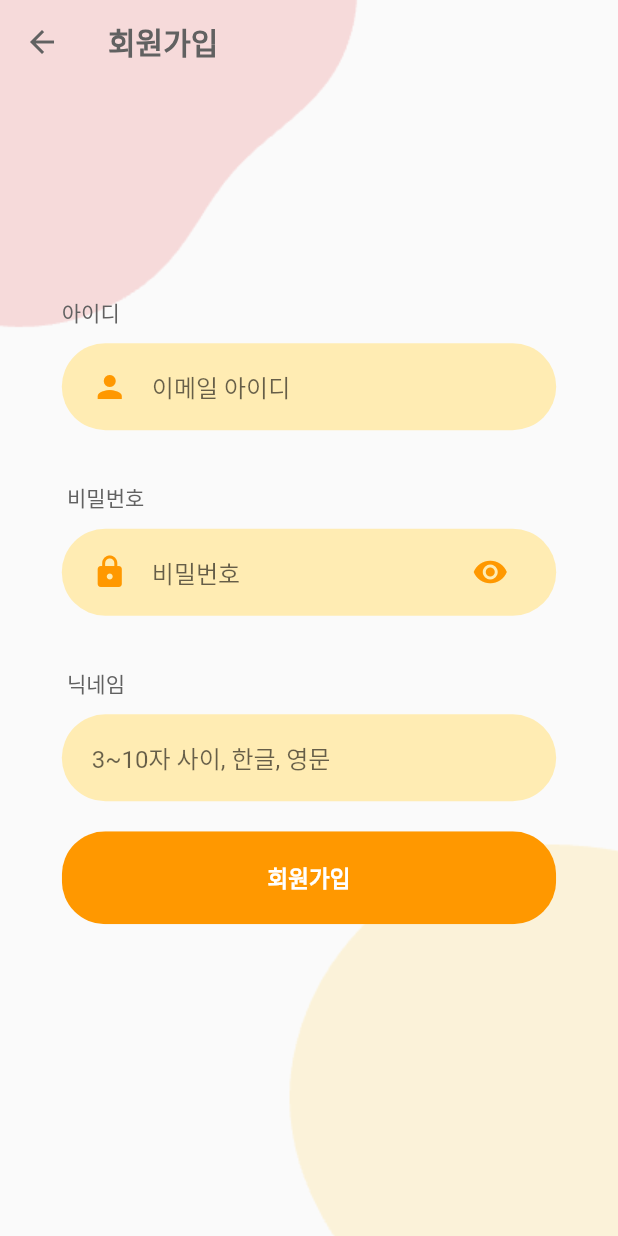
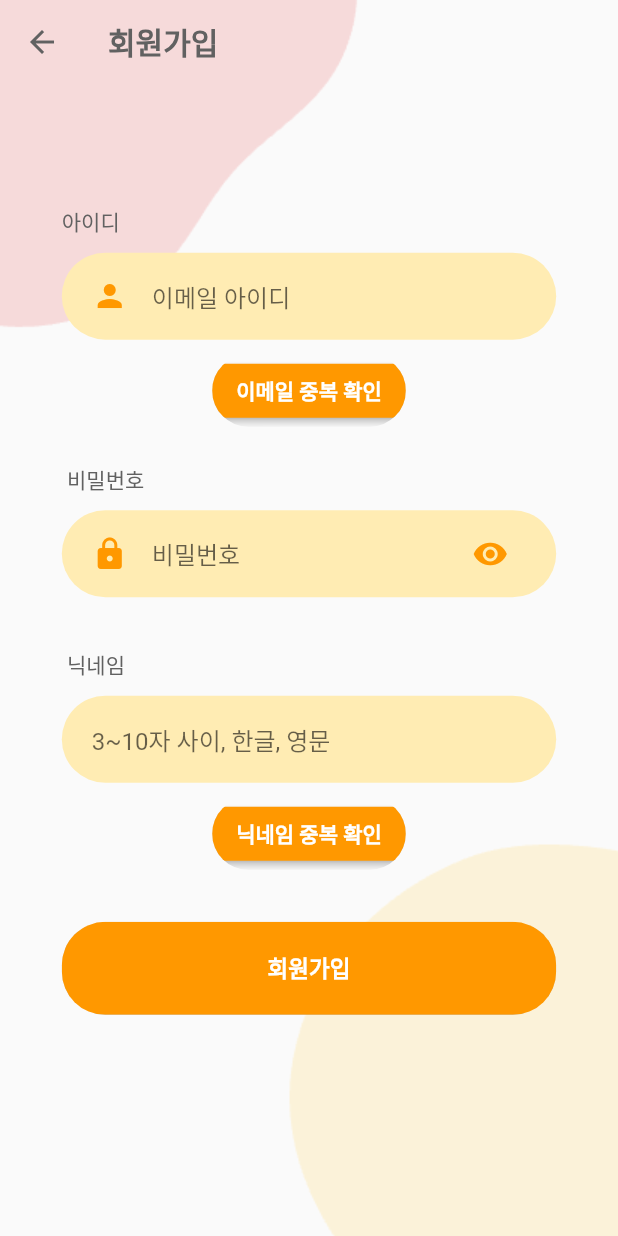
Before and after one commit to EDDI-RobotAcademy/WebAppPersonalProject, a Flutter app: the SignupScreen screen opened directly, on a phone screen of 412 x 824 dp. Run offline on Flutter 3.47's test engine with Material 2 defaults, Android fonts, the phone set to English and light mode, and no system bars; our stand-ins replace introduction_screen, shared_preferences; accounts and stored records are empty.

Commit message:
feat: [김장순] 회원가입시 입력한 이메일과 닉네임의 중복검사와 로그인을 위한 spring api [COOKING-RECIPE8]

```diff
--- a/p4th/JangsoonKim/cooking_recipe/flutter/lib/account/components/rounded_id_field.dart
+++ b/p4th/JangsoonKim/cooking_recipe/flutter/lib/account/components/rounded_id_field.dart
@@ -1,13 +1,14 @@
+import 'package:demo/account/components/loginBody.dart';
+import 'package:demo/account/components/signupBody.dart';
 import 'package:demo/components/text_field_contanier.dart';
 import 'package:flutter/material.dart';
 
 import '../../validate/check_validate.dart';
 
-class RoundedIdField extends StatelessWidget {
+class RoundedIdField extends StatefulWidget {
   final String hinText;
   final IconData icon;
   final ValueChanged<String> onChanged;
-  final FocusNode _emailFocus = new FocusNode();
 
   RoundedIdField(
       {Key? key,
@@ -17,17 +18,29 @@ class RoundedIdField extends StatelessWidget {
       : super(key: key);
 
   @override
+  State<RoundedIdField> createState() => _RoundedIdFieldState();
+}
+
+class _RoundedIdFieldState extends State<RoundedIdField> {
+  final FocusNode _emailFocus = FocusNode();
+
+  @override
   Widget build(BuildContext context) {
+    SignupBodyState? form = context.findAncestorStateOfType<SignupBodyState>();
+    LoginBodyState? form2 = context.findAncestorStateOfType<LoginBodyState>();
     return TextFieldContanier(
         child: TextFormField(
       validator: (value) => CheckValidate().validateEmail(_emailFocus, value!),
-      onChanged: onChanged,
+      onChanged: (text) {
+        form?.email = text;
+        form2?.email = text;
+      },
       decoration: InputDecoration(
           icon: Icon(
-            icon,
+            widget.icon,
             color: Colors.orange,
           ),
-          hintText: hinText,
+          hintText: widget.hinText,
           border: InputBorder.none),
     ));
   }
--- a/p4th/JangsoonKim/cooking_recipe/flutter/lib/account/components/rounded_nicknamce_field.dart
+++ b/p4th/JangsoonKim/cooking_recipe/flutter/lib/account/components/rounded_nicknamce_field.dart
@@ -1,26 +1,36 @@
+import 'package:demo/account/components/signupBody.dart';
 import 'package:demo/components/text_field_contanier.dart';
 import 'package:flutter/material.dart';
 
 import '../../validate/check_validate.dart';
 
-class RoundedNicknameField extends StatelessWidget {
-
+class RoundedNicknameField extends StatefulWidget {
   final String hinText;
   final ValueChanged<String> onChanged;
-  final FocusNode _nickNameFocus = new FocusNode();
 
-  RoundedNicknameField({Key? key, required this.hinText, required this.onChanged}) : super(key: key);
+  RoundedNicknameField(
+      {Key? key, required this.hinText, required this.onChanged})
+      : super(key: key);
+
+  @override
+  State<RoundedNicknameField> createState() => _RoundedNicknameFieldState();
+}
+
+class _RoundedNicknameFieldState extends State<RoundedNicknameField> {
+  final FocusNode _nickNameFocus = FocusNode();
 
   @override
   Widget build(BuildContext context) {
+    SignupBodyState? form = context.findAncestorStateOfType<SignupBodyState>();
     return TextFieldContanier(
         child: TextFormField(
-      validator: (value) => CheckValidate().validateNickName(_nickNameFocus, value!),
-          onChanged: onChanged,
-          decoration: InputDecoration(
-              hintText: hinText,
-              border: InputBorder.none
-          ),
+      validator: (value) =>
+          CheckValidate().validateNickName(_nickNameFocus, value!),
+          onChanged: (text) {
+            form?.nickname = text;
+          },
+      decoration:
+          InputDecoration(hintText: widget.hinText, border: InputBorder.none),
     ));
   }
 }
--- a/p4th/JangsoonKim/cooking_recipe/flutter/lib/account/components/rounded_password_field.dart
+++ b/p4th/JangsoonKim/cooking_recipe/flutter/lib/account/components/rounded_password_field.dart
@@ -1,25 +1,38 @@
+import 'package:demo/account/components/signupBody.dart';
 import 'package:flutter/material.dart';
 
 import '../../components/text_field_contanier.dart';
 import '../../validate/check_validate.dart';
+import 'loginBody.dart';
 
-class RoundedPasswordField extends StatelessWidget {
+class RoundedPasswordField extends StatefulWidget {
   final ValueChanged<String> onChanged;
   final String hinText;
-  final FocusNode _passwordFocus = new FocusNode();
 
   RoundedPasswordField({Key? key, required this.onChanged, required this.hinText})
       : super(key: key);
 
   @override
+  State<RoundedPasswordField> createState() => _RoundedPasswordFieldState();
+}
+
+class _RoundedPasswordFieldState extends State<RoundedPasswordField> {
+  final FocusNode _passwordFocus = FocusNode();
+
+  @override
   Widget build(BuildContext context) {
+    SignupBodyState? form = context.findAncestorStateOfType<SignupBodyState>();
+    LoginBodyState? form2 = context.findAncestorStateOfType<LoginBodyState>();
     return TextFieldContanier(
         child: TextFormField(
           validator: (value) => CheckValidate().validatePassword(_passwordFocus, value!),
-          onChanged: onChanged,
+          onChanged: (text) {
+            form?.password = text;
+            form2?.password = text;
+          },
           obscureText: true,
           decoration: InputDecoration(
-              hintText: hinText,
+              hintText: widget.hinText,
               icon: Icon(
                 Icons.lock,
                 color: Colors.orange,
--- a/p4th/JangsoonKim/cooking_recipe/flutter/lib/account/components/signupBody.dart
+++ b/p4th/JangsoonKim/cooking_recipe/flutter/lib/account/components/signupBody.dart
@@ -5,13 +5,24 @@ import 'package:demo/account/components/rounded_password_field.dart';
 import 'package:demo/account/login_screen.dart';
 import 'package:flutter/material.dart';
 
+import '../../api/spring_api.dart';
 import '../../components/rounded_button.dart';
 
-class SignupBody extends StatelessWidget {
+class SignupBody extends StatefulWidget {
+
+  SignupBody({Key? key}) : super(key: key);
+
+  @override
+  State<SignupBody> createState() => SignupBodyState();
+}
+
+class SignupBodyState extends State<SignupBody> {
+  String email = '';
+  String nickname = '';
+  String password = '';
 
   final _formKey = GlobalKey<FormState>();
 
-  SignupBody({Key? key}) : super(key: key);
 
   @override
   Widget build(BuildContext context) {
@@ -33,6 +44,22 @@ class SignupBody extends StatelessWidget {
                 onChanged: (value) {},
               ),
             ]),
+            ClipRRect(
+              borderRadius: BorderRadius.circular(29),
+              child: ElevatedButton(
+                style: ElevatedButton.styleFrom(
+                  backgroundColor: Colors.orange
+                ),
+                onPressed: () {
+                  _formKey.currentState?.save();
+                  SpringApi().emailDuplicate(email);
+                },
+                child: const Text(
+                  "이메일 중복 확인",
+                  style: TextStyle(color: Colors.white, backgroundColor: Colors.orange, fontWeight: FontWeight.bold),
+                ),
+              ),
+            ),
             SizedBox(
               height: size.height * 0.03,
             ),
@@ -52,21 +79,40 @@ class SignupBody extends StatelessWidget {
             Column(
               crossAxisAlignment: CrossAxisAlignment.start,
               children: [
-                Text(' 닉네임', style: TextStyle(
-                  color: Colors.grey[700]
-                ),),
-                RoundedNicknameField(hinText: "3~10자 사이, 한글, 영문", onChanged: (value) {}),
+                Text(
+                  ' 닉네임',
+                  style: TextStyle(color: Colors.grey[700]),
+                ),
+                RoundedNicknameField(
+                    hinText: "3~10자 사이, 한글, 영문", onChanged: (value) {}),
               ],
             ),
+            ClipRRect(
+              borderRadius: BorderRadius.circular(29),
+              child: ElevatedButton(
+                style: ElevatedButton.styleFrom(
+                    backgroundColor: Colors.orange
+                ),
+                onPressed: () {
+                  _formKey.currentState?.save();
+                  SpringApi().nicknameDuplicate(nickname);
+                },
+                child: const Text(
+                  "닉네임 중복 확인",
+                  style: TextStyle(color: Colors.white, backgroundColor: Colors.orange, fontWeight: FontWeight.bold),
+                ),
+              ),
+            ),
+            SizedBox(height: size.height * 0.03,),
             RoundedButton(
               text: "회원가입",
               onPressed: () {
-                if  (_formKey.currentState!.validate()){
-                  Navigator.of(context).push(
-                      MaterialPageRoute(builder: (context){
+                if (_formKey.currentState!.validate()) {
+                  SpringApi().signUp(MemberSignUpRequest(email, password, nickname));
+                  Navigator.of(context)
+                      .push(MaterialPageRoute(builder: (context) {
                     return LoginScreen();
-                      })
-                  );
+                  }));
                 }
               },
               color: Colors.orange,
--- a/p4th/JangsoonKim/cooking_recipe/flutter/lib/components/rounded_button.dart
+++ b/p4th/JangsoonKim/cooking_recipe/flutter/lib/components/rounded_button.dart
@@ -19,7 +19,7 @@ class RoundedButton extends StatelessWidget {
       width: size.width * 0.8,
       child: ClipRRect(
         borderRadius: BorderRadius.circular(29),
-        child: TextButton(
+        child: ElevatedButton(
             style: TextButton.styleFrom(
               padding: EdgeInsets.symmetric(vertical: 20, horizontal: 40),
               backgroundColor: color,
--- a/p4th/JangsoonKim/cooking_recipe/flutter/pubspec.yaml
+++ b/p4th/JangsoonKim/cooking_recipe/flutter/pubspec.yaml
@@ -38,6 +38,7 @@ dependencies:
   cupertino_icons: ^1.0.2
   introduction_screen: ^3.0.2
   shared_preferences: ^2.0.15
+  http: ^0.13.5
 
 dev_dependencies:
   flutter_test:
```
Also changed, not shown: p4th/JangsoonKim/cooking_recipe/flutter/lib/account/components/loginBody.dart (+23 -4 lines), p4th/JangsoonKim/cooking_recipe/flutter/lib/api/spring_api.dart (added, +106 -0 lines), p4th/JangsoonKim/cooking_recipe/flutter/pubspec.lock. Lines whose indentation alone changed are shown as unchanged.
